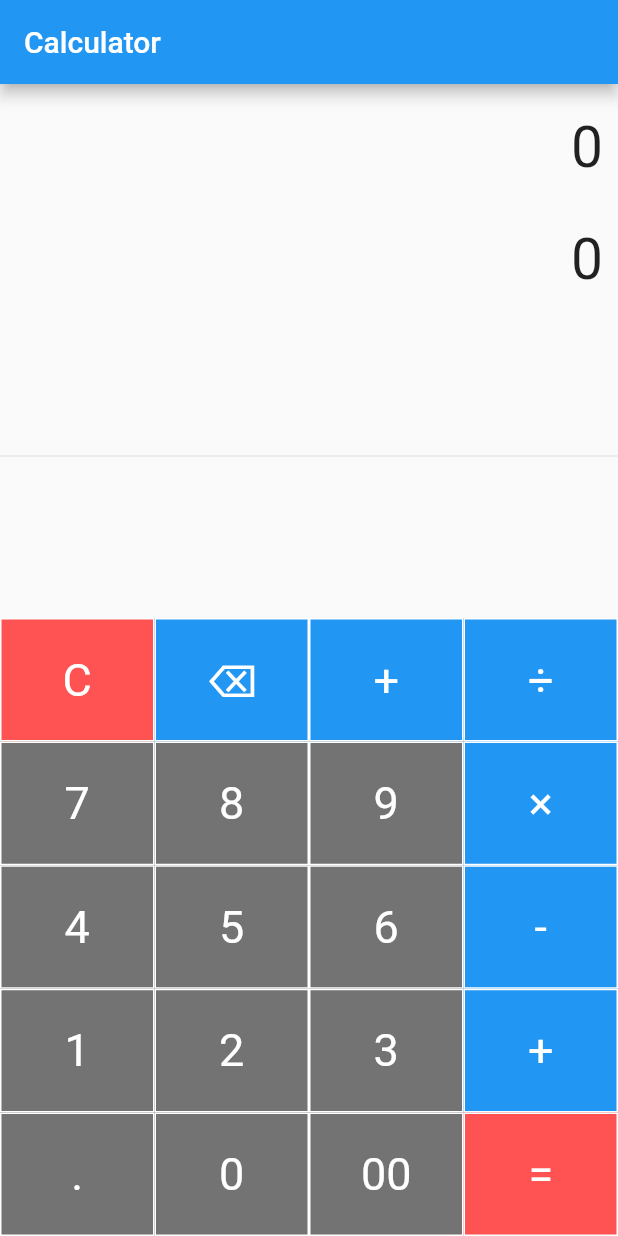
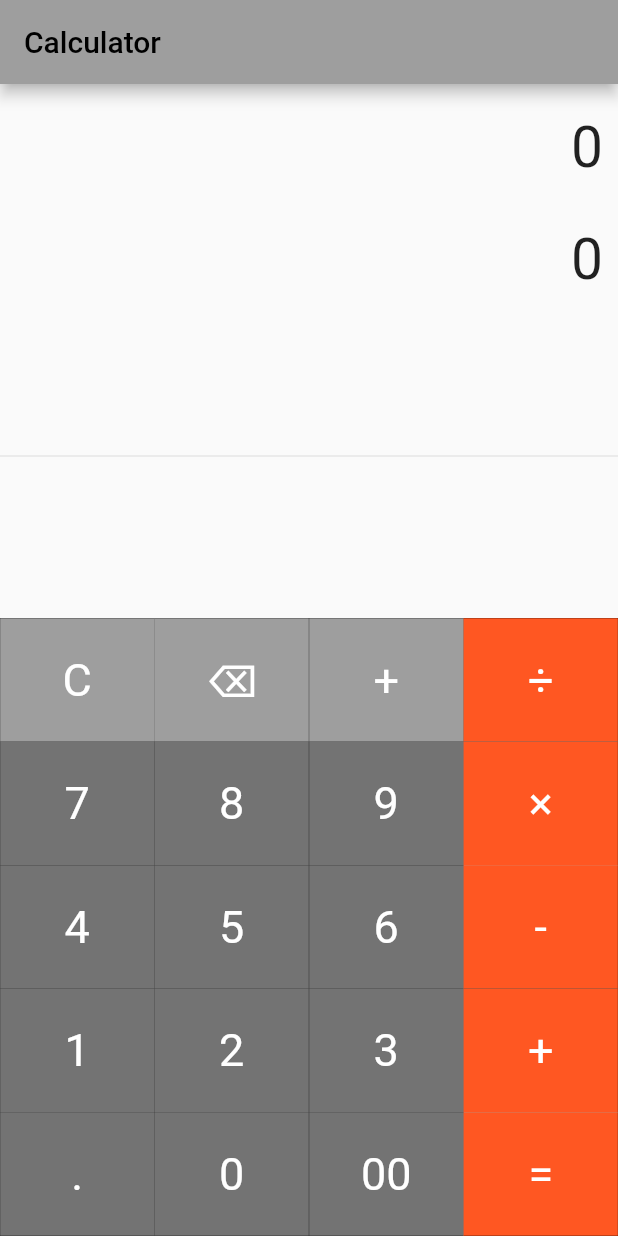
Before and after one commit to CameronWhitworth/flutterCalculator, a Flutter app: the screen it shows after launch, on a phone screen of 412 x 824 dp. Run offline on Flutter 3.47's test engine with Material 2 defaults, Android fonts, the phone set to English and light mode, and no system bars; our stand-ins replace math_expressions.

Commit message:
format change

```diff
--- a/lib/main.dart
+++ b/lib/main.dart
@@ -11,7 +11,7 @@ class Calculator extends StatelessWidget {
     return MaterialApp(
       debugShowCheckedModeBanner: false,
       title: 'Calculator',
-      theme: ThemeData(primarySwatch: Colors.blue),
+      theme: ThemeData(primarySwatch: Colors.grey),
       home: SimpleCalculator(),
     );
   }
@@ -73,7 +73,9 @@ class _SimpleCalculatorState extends State<SimpleCalculator> {
           shape: RoundedRectangleBorder(
               borderRadius: BorderRadius.circular(0.0),
               side: BorderSide(
-                  color: Colors.white, width: 1, style: BorderStyle.solid)),
+                  color: Color.fromARGB(255, 0, 0, 0),
+                  width: .1,
+                  style: BorderStyle.solid)),
           padding: EdgeInsets.all(16.0),
           onPressed: () => buttonPressed(buttonText),
           child: Text(
@@ -119,9 +121,9 @@ class _SimpleCalculatorState extends State<SimpleCalculator> {
                 child: Table(
                   children: [
                     TableRow(children: [
-                      buildButton("C", 1, Colors.redAccent),
-                      buildButton("⌫", 1, Colors.blue),
-                      buildButton("+", 1, Colors.blue),
+                      buildButton("C", 1, Colors.grey),
+                      buildButton("⌫", 1, Colors.grey),
+                      buildButton("+", 1, Colors.grey),
                     ]),
                     TableRow(children: [
                       buildButton("7", 1, Colors.black54),
@@ -151,19 +153,19 @@ class _SimpleCalculatorState extends State<SimpleCalculator> {
                 child: Table(
                   children: [
                     TableRow(children: [
-                      buildButton("÷", 1, Colors.blue),
+                      buildButton("÷", 1, Colors.deepOrange),
                     ]),
                     TableRow(children: [
-                      buildButton("×", 1, Colors.blue),
+                      buildButton("×", 1, Colors.deepOrange),
                     ]),
                     TableRow(children: [
-                      buildButton("-", 1, Colors.blue),
+                      buildButton("-", 1, Colors.deepOrange),
                     ]),
                     TableRow(children: [
-                      buildButton("+", 1, Colors.blue),
+                      buildButton("+", 1, Colors.deepOrange),
                     ]),
                     TableRow(children: [
-                      buildButton("=", 1, Colors.redAccent),
+                      buildButton("=", 1, Colors.deepOrange),
                     ]),
                   ],
                 ),
```
